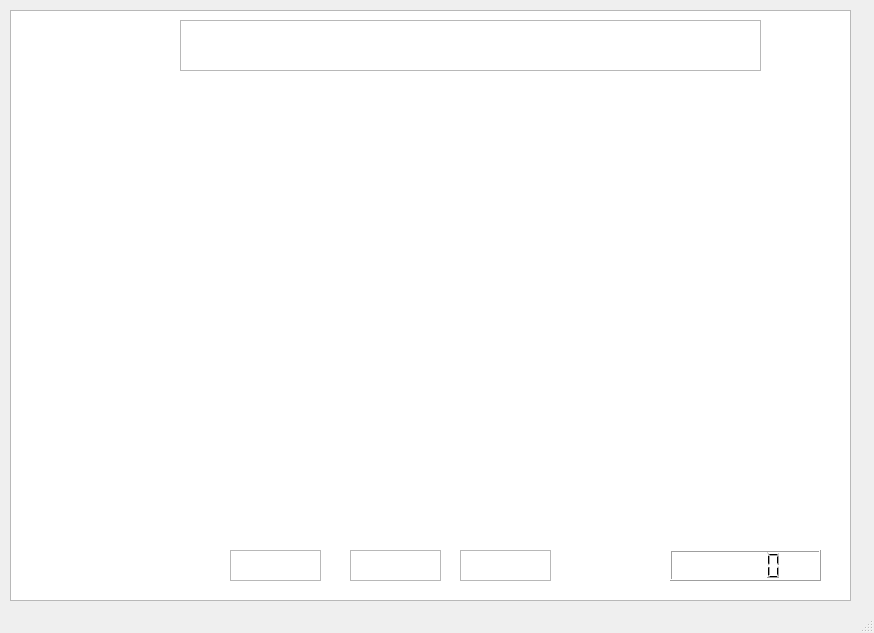
Before: the Qt Designer form mainwindow.ui in gabriellopera/proyectofinal, drawn with Qt 5.
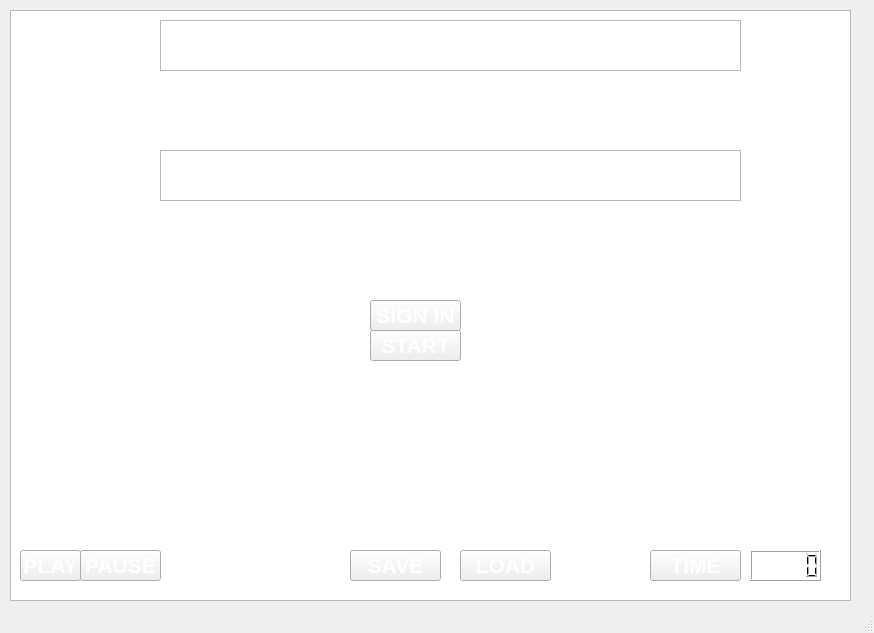
After: the same form once the commit is applied. Icons and pictures are not drawn.

```diff
--- a/mainwindow.ui
+++ b/mainwindow.ui
@@ -13,6 +13,9 @@
   <property name="windowTitle">
    <string>MainWindow</string>
   </property>
+  <property name="styleSheet">
+   <string notr="true">background-image: url(:/images/universo2.jpg);</string>
+  </property>
   <widget class="QWidget" name="centralwidget">
    <widget class="QGraphicsView" name="graphicsView">
     <property name="geometry">
@@ -27,9 +30,9 @@
    <widget class="QLCDNumber" name="lcdNumber">
     <property name="geometry">
      <rect>
-      <x>670</x>
+      <x>750</x>
       <y>550</y>
-      <width>151</width>
+      <width>71</width>
       <height>31</height>
      </rect>
     </property>
@@ -190,53 +193,11 @@
     <property name="whatsThis">
      <string>&lt;html&gt;&lt;head/&gt;&lt;body&gt;&lt;p&gt;&lt;br/&gt;&lt;/p&gt;&lt;/body&gt;&lt;/html&gt;</string>
     </property>
-    <property name="styleSheet">
-     <string notr="true">background-image: url(:/images/time.jpg);</string>
-    </property>
-   </widget>
-   <widget class="QTextBrowser" name="textBrowser">
-    <property name="geometry">
-     <rect>
-      <x>460</x>
-      <y>550</y>
-      <width>91</width>
-      <height>31</height>
-     </rect>
-    </property>
-    <property name="styleSheet">
-     <string notr="true">background-image: url(:/images/load.jpg);</string>
-    </property>
-   </widget>
-   <widget class="QTextBrowser" name="textBrowser_2">
-    <property name="geometry">
-     <rect>
-      <x>350</x>
-      <y>550</y>
-      <width>91</width>
-      <height>31</height>
-     </rect>
-    </property>
-    <property name="styleSheet">
-     <string notr="true">background-image: url(:/images/save.jpg);</string>
-    </property>
-   </widget>
-   <widget class="QTextBrowser" name="textBrowser_3">
-    <property name="geometry">
-     <rect>
-      <x>230</x>
-      <y>550</y>
-      <width>91</width>
-      <height>31</height>
-     </rect>
-    </property>
-    <property name="styleSheet">
-     <string notr="true">background-image: url(:/images/start.jpg);</string>
-    </property>
    </widget>
    <widget class="QTextBrowser" name="textBrowser_4">
     <property name="geometry">
      <rect>
-      <x>180</x>
+      <x>160</x>
       <y>20</y>
       <width>581</width>
       <height>51</height>
@@ -246,6 +207,796 @@
      <string notr="true">background-image: url(:/images/space.jpg);</string>
     </property>
    </widget>
+   <widget class="QTextBrowser" name="textBrowser_5">
+    <property name="geometry">
+     <rect>
+      <x>160</x>
+      <y>150</y>
+      <width>581</width>
+      <height>51</height>
+     </rect>
+    </property>
+    <property name="styleSheet">
+     <string notr="true">background-image: url(:/images/space.jpg);</string>
+    </property>
+   </widget>
+   <widget class="QPushButton" name="pushButton">
+    <property name="geometry">
+     <rect>
+      <x>370</x>
+      <y>330</y>
+      <width>91</width>
+      <height>31</height>
+     </rect>
+    </property>
+    <property name="palette">
+     <palette>
+      <active>
+       <colorrole role="Text">
+        <brush brushstyle="SolidPattern">
+         <color alpha="255">
+          <red>254</red>
+          <green>254</green>
+          <blue>254</blue>
+         </color>
+        </brush>
+       </colorrole>
+       <colorrole role="ButtonText">
+        <brush brushstyle="SolidPattern">
+         <color alpha="255">
+          <red>255</red>
+          <green>255</green>
+          <blue>255</blue>
+         </color>
+        </brush>
+       </colorrole>
+       <colorrole role="PlaceholderText">
+        <brush brushstyle="SolidPattern">
+         <color alpha="128">
+          <red>254</red>
+          <green>254</green>
+          <blue>254</blue>
+         </color>
+        </brush>
+       </colorrole>
+      </active>
+      <inactive>
+       <colorrole role="Text">
+        <brush brushstyle="SolidPattern">
+         <color alpha="255">
+          <red>254</red>
+          <green>254</green>
+          <blue>254</blue>
+         </color>
+        </brush>
+       </colorrole>
+       <colorrole role="ButtonText">
+        <brush brushstyle="SolidPattern">
+         <color alpha="255">
+          <red>255</red>
+          <green>255</green>
+          <blue>255</blue>
+         </color>
+        </brush>
+       </colorrole>
+       <colorrole role="PlaceholderText">
+        <brush brushstyle="SolidPattern">
+         <color alpha="128">
+          <red>254</red>
+          <green>254</green>
+          <blue>254</blue>
+         </color>
+        </brush>
+       </colorrole>
+      </inactive>
+      <disabled>
+       <colorrole role="Text">
+        <brush brushstyle="SolidPattern">
+         <color alpha="255">
+          <red>120</red>
+          <green>120</green>
+          <blue>120</blue>
+         </color>
+        </brush>
+       </colorrole>
+       <colorrole role="ButtonText">
+        <brush brushstyle="SolidPattern">
+         <color alpha="255">
+          <red>120</red>
+          <green>120</green>
+          <blue>120</blue>
+         </color>
+        </brush>
+       </colorrole>
+       <colorrole role="PlaceholderText">
+        <brush brushstyle="SolidPattern">
+         <color alpha="128">
+          <red>0</red>
+          <green>0</green>
+          <blue>0</blue>
+         </color>
+        </brush>
+       </colorrole>
+      </disabled>
+     </palette>
+    </property>
+    <property name="font">
+     <font>
+      <pointsize>16</pointsize>
+      <weight>75</weight>
+      <bold>true</bold>
+     </font>
+    </property>
+    <property name="text">
+     <string>START</string>
+    </property>
+   </widget>
+   <widget class="QPushButton" name="pushButton_2">
+    <property name="geometry">
+     <rect>
+      <x>370</x>
+      <y>300</y>
+      <width>91</width>
+      <height>31</height>
+     </rect>
+    </property>
+    <property name="palette">
+     <palette>
+      <active>
+       <colorrole role="Text">
+        <brush brushstyle="SolidPattern">
+         <color alpha="255">
+          <red>254</red>
+          <green>254</green>
+          <blue>254</blue>
+         </color>
+        </brush>
+       </colorrole>
+       <colorrole role="ButtonText">
+        <brush brushstyle="SolidPattern">
+         <color alpha="255">
+          <red>255</red>
+          <green>255</green>
+          <blue>255</blue>
+         </color>
+        </brush>
+       </colorrole>
+       <colorrole role="PlaceholderText">
+        <brush brushstyle="SolidPattern">
+         <color alpha="128">
+          <red>254</red>
+          <green>254</green>
+          <blue>254</blue>
+         </color>
+        </brush>
+       </colorrole>
+      </active>
+      <inactive>
+       <colorrole role="Text">
+        <brush brushstyle="SolidPattern">
+         <color alpha="255">
+          <red>254</red>
+          <green>254</green>
+          <blue>254</blue>
+         </color>
+        </brush>
+       </colorrole>
+       <colorrole role="ButtonText">
+        <brush brushstyle="SolidPattern">
+         <color alpha="255">
+          <red>255</red>
+          <green>255</green>
+          <blue>255</blue>
+         </color>
+        </brush>
+       </colorrole>
+       <colorrole role="PlaceholderText">
+        <brush brushstyle="SolidPattern">
+         <color alpha="128">
+          <red>254</red>
+          <green>254</green>
+          <blue>254</blue>
+         </color>
+        </brush>
+       </colorrole>
+      </inactive>
+      <disabled>
+       <colorrole role="Text">
+        <brush brushstyle="SolidPattern">
+         <color alpha="255">
+          <red>120</red>
+          <green>120</green>
+          <blue>120</blue>
+         </color>
+        </brush>
+       </colorrole>
+       <colorrole role="ButtonText">
+        <brush brushstyle="SolidPattern">
+         <color alpha="255">
+          <red>120</red>
+          <green>120</green>
+          <blue>120</blue>
+         </color>
+        </brush>
+       </colorrole>
+       <colorrole role="PlaceholderText">
+        <brush brushstyle="SolidPattern">
+         <color alpha="128">
+          <red>0</red>
+          <green>0</green>
+          <blue>0</blue>
+         </color>
+        </brush>
+       </colorrole>
+      </disabled>
+     </palette>
+    </property>
+    <property name="font">
+     <font>
+      <pointsize>16</pointsize>
+      <weight>75</weight>
+      <bold>true</bold>
+     </font>
+    </property>
+    <property name="text">
+     <string>SIGN IN</string>
+    </property>
+   </widget>
+   <widget class="QPushButton" name="pushButton_3">
+    <property name="geometry">
+     <rect>
+      <x>350</x>
+      <y>550</y>
+      <width>91</width>
+      <height>31</height>
+     </rect>
+    </property>
+    <property name="palette">
+     <palette>
+      <active>
+       <colorrole role="Text">
+        <brush brushstyle="SolidPattern">
+         <color alpha="255">
+          <red>254</red>
+          <green>254</green>
+          <blue>254</blue>
+         </color>
+        </brush>
+       </colorrole>
+       <colorrole role="ButtonText">
+        <brush brushstyle="SolidPattern">
+         <color alpha="255">
+          <red>255</red>
+          <green>255</green>
+          <blue>255</blue>
+         </color>
+        </brush>
+       </colorrole>
+       <colorrole role="PlaceholderText">
+        <brush brushstyle="SolidPattern">
+         <color alpha="128">
+          <red>254</red>
+          <green>254</green>
+          <blue>254</blue>
+         </color>
+        </brush>
+       </colorrole>
+      </active>
+      <inactive>
+       <colorrole role="Text">
+        <brush brushstyle="SolidPattern">
+         <color alpha="255">
+          <red>254</red>
+          <green>254</green>
+          <blue>254</blue>
+         </color>
+        </brush>
+       </colorrole>
+       <colorrole role="ButtonText">
+        <brush brushstyle="SolidPattern">
+         <color alpha="255">
+          <red>255</red>
+          <green>255</green>
+          <blue>255</blue>
+         </color>
+        </brush>
+       </colorrole>
+       <colorrole role="PlaceholderText">
+        <brush brushstyle="SolidPattern">
+         <color alpha="128">
+          <red>254</red>
+          <green>254</green>
+          <blue>254</blue>
+         </color>
+        </brush>
+       </colorrole>
+      </inactive>
+      <disabled>
+       <colorrole role="Text">
+        <brush brushstyle="SolidPattern">
+         <color alpha="255">
+          <red>120</red>
+          <green>120</green>
+          <blue>120</blue>
+         </color>
+        </brush>
+       </colorrole>
+       <colorrole role="ButtonText">
+        <brush brushstyle="SolidPattern">
+         <color alpha="255">
+          <red>120</red>
+          <green>120</green>
+          <blue>120</blue>
+         </color>
+        </brush>
+       </colorrole>
+       <colorrole role="PlaceholderText">
+        <brush brushstyle="SolidPattern">
+         <color alpha="128">
+          <red>0</red>
+          <green>0</green>
+          <blue>0</blue>
+         </color>
+        </brush>
+       </colorrole>
+      </disabled>
+     </palette>
+    </property>
+    <property name="font">
+     <font>
+      <pointsize>16</pointsize>
+      <weight>75</weight>
+      <bold>true</bold>
+     </font>
+    </property>
+    <property name="text">
+     <string>SAVE</string>
+    </property>
+   </widget>
+   <widget class="QPushButton" name="pushButton_4">
+    <property name="geometry">
+     <rect>
+      <x>460</x>
+      <y>550</y>
+      <width>91</width>
+      <height>31</height>
+     </rect>
+    </property>
+    <property name="palette">
+     <palette>
+      <active>
+       <colorrole role="Text">
+        <brush brushstyle="SolidPattern">
+         <color alpha="255">
+          <red>254</red>
+          <green>254</green>
+          <blue>254</blue>
+         </color>
+        </brush>
+       </colorrole>
+       <colorrole role="ButtonText">
+        <brush brushstyle="SolidPattern">
+         <color alpha="255">
+          <red>255</red>
+          <green>255</green>
+          <blue>255</blue>
+         </color>
+        </brush>
+       </colorrole>
+       <colorrole role="PlaceholderText">
+        <brush brushstyle="SolidPattern">
+         <color alpha="128">
+          <red>254</red>
+          <green>254</green>
+          <blue>254</blue>
+         </color>
+        </brush>
+       </colorrole>
+      </active>
+      <inactive>
+       <colorrole role="Text">
+        <brush brushstyle="SolidPattern">
+         <color alpha="255">
+          <red>254</red>
+          <green>254</green>
+          <blue>254</blue>
+         </color>
+        </brush>
+       </colorrole>
+       <colorrole role="ButtonText">
+        <brush brushstyle="SolidPattern">
+         <color alpha="255">
+          <red>255</red>
+          <green>255</green>
+          <blue>255</blue>
+         </color>
+        </brush>
+       </colorrole>
+       <colorrole role="PlaceholderText">
+        <brush brushstyle="SolidPattern">
+         <color alpha="128">
+          <red>254</red>
+          <green>254</green>
+          <blue>254</blue>
+         </color>
+        </brush>
+       </colorrole>
+      </inactive>
+      <disabled>
+       <colorrole role="Text">
+        <brush brushstyle="SolidPattern">
+         <color alpha="255">
+          <red>120</red>
+          <green>120</green>
+          <blue>120</blue>
+         </color>
+        </brush>
+       </colorrole>
+       <colorrole role="ButtonText">
+        <brush brushstyle="SolidPattern">
+         <color alpha="255">
+          <red>120</red>
+          <green>120</green>
+          <blue>120</blue>
+         </color>
+        </brush>
+       </colorrole>
+       <colorrole role="PlaceholderText">
+        <brush brushstyle="SolidPattern">
+         <color alpha="128">
+          <red>0</red>
+          <green>0</green>
+          <blue>0</blue>
+         </color>
+        </brush>
+       </colorrole>
+      </disabled>
+     </palette>
+    </property>
+    <property name="font">
+     <font>
+      <pointsize>16</pointsize>
+      <weight>75</weight>
+      <bold>true</bold>
+     </font>
+    </property>
+    <property name="text">
+     <string>LOAD</string>
+    </property>
+   </widget>
+   <widget class="QPushButton" name="pushButton_5">
+    <property name="geometry">
+     <rect>
+      <x>650</x>
+      <y>550</y>
+      <width>91</width>
+      <height>31</height>
+     </rect>
+    </property>
+    <property name="palette">
+     <palette>
+      <active>
+       <colorrole role="Text">
+        <brush brushstyle="SolidPattern">
+         <color alpha="255">
+          <red>254</red>
+          <green>254</green>
+          <blue>254</blue>
+         </color>
+        </brush>
+       </colorrole>
+       <colorrole role="ButtonText">
+        <brush brushstyle="SolidPattern">
+         <color alpha="255">
+          <red>255</red>
+          <green>255</green>
+          <blue>255</blue>
+         </color>
+        </brush>
+       </colorrole>
+       <colorrole role="PlaceholderText">
+        <brush brushstyle="SolidPattern">
+         <color alpha="128">
+          <red>254</red>
+          <green>254</green>
+          <blue>254</blue>
+         </color>
+        </brush>
+       </colorrole>
+      </active>
+      <inactive>
+       <colorrole role="Text">
+        <brush brushstyle="SolidPattern">
+         <color alpha="255">
+          <red>254</red>
+          <green>254</green>
+          <blue>254</blue>
+         </color>
+        </brush>
+       </colorrole>
+       <colorrole role="ButtonText">
+        <brush brushstyle="SolidPattern">
+         <color alpha="255">
+          <red>255</red>
+          <green>255</green>
+          <blue>255</blue>
+         </color>
+        </brush>
+       </colorrole>
+       <colorrole role="PlaceholderText">
+        <brush brushstyle="SolidPattern">
+         <color alpha="128">
+          <red>254</red>
+          <green>254</green>
+          <blue>254</blue>
+         </color>
+        </brush>
+       </colorrole>
+      </inactive>
+      <disabled>
+       <colorrole role="Text">
+        <brush brushstyle="SolidPattern">
+         <color alpha="255">
+          <red>120</red>
+          <green>120</green>
+          <blue>120</blue>
+         </color>
+        </brush>
+       </colorrole>
+       <colorrole role="ButtonText">
+        <brush brushstyle="SolidPattern">
+         <color alpha="255">
+          <red>120</red>
+          <green>120</green>
+          <blue>120</blue>
+         </color>
+        </brush>
+       </colorrole>
+       <colorrole role="PlaceholderText">
+        <brush brushstyle="SolidPattern">
+         <color alpha="128">
+          <red>0</red>
+          <green>0</green>
+          <blue>0</blue>
+         </color>
+        </brush>
+       </colorrole>
+      </disabled>
+     </palette>
+    </property>
+    <property name="font">
+     <font>
+      <pointsize>16</pointsize>
+      <weight>75</weight>
+      <bold>true</bold>
+     </font>
+    </property>
+    <property name="text">
+     <string>TIME</string>
+    </property>
+   </widget>
+   <widget class="QPushButton" name="pushButton_6">
+    <property name="geometry">
+     <rect>
+      <x>20</x>
+      <y>550</y>
+      <width>61</width>
+      <height>31</height>
+     </rect>
+    </property>
+    <property name="palette">
+     <palette>
+      <active>
+       <colorrole role="Text">
+        <brush brushstyle="SolidPattern">
+         <color alpha="255">
+          <red>254</red>
+          <green>254</green>
+          <blue>254</blue>
+         </color>
+        </brush>
+       </colorrole>
+       <colorrole role="ButtonText">
+        <brush brushstyle="SolidPattern">
+         <color alpha="255">
+          <red>255</red>
+          <green>255</green>
+          <blue>255</blue>
+         </color>
+        </brush>
+       </colorrole>
+       <colorrole role="PlaceholderText">
+        <brush brushstyle="SolidPattern">
+         <color alpha="128">
+          <red>254</red>
+          <green>254</green>
+          <blue>254</blue>
+         </color>
+        </brush>
+       </colorrole>
+      </active>
+      <inactive>
+       <colorrole role="Text">
+        <brush brushstyle="SolidPattern">
+         <color alpha="255">
+          <red>254</red>
+          <green>254</green>
+          <blue>254</blue>
+         </color>
+        </brush>
+       </colorrole>
+       <colorrole role="ButtonText">
+        <brush brushstyle="SolidPattern">
+         <color alpha="255">
+          <red>255</red>
+          <green>255</green>
+          <blue>255</blue>
+         </color>
+        </brush>
+       </colorrole>
+       <colorrole role="PlaceholderText">
+        <brush brushstyle="SolidPattern">
+         <color alpha="128">
+          <red>254</red>
+          <green>254</green>
+          <blue>254</blue>
+         </color>
+        </brush>
+       </colorrole>
+      </inactive>
+      <disabled>
+       <colorrole role="Text">
+        <brush brushstyle="SolidPattern">
+         <color alpha="255">
+          <red>120</red>
+          <green>120</green>
+          <blue>120</blue>
+         </color>
+        </brush>
+       </colorrole>
+       <colorrole role="ButtonText">
+        <brush brushstyle="SolidPattern">
+         <color alpha="255">
+          <red>120</red>
+          <green>120</green>
+          <blue>120</blue>
+         </color>
+        </brush>
+       </colorrole>
+       <colorrole role="PlaceholderText">
+        <brush brushstyle="SolidPattern">
+         <color alpha="128">
+          <red>0</red>
+          <green>0</green>
+          <blue>0</blue>
+         </color>
+        </brush>
+       </colorrole>
+      </disabled>
+     </palette>
+    </property>
+    <property name="font">
+     <font>
+      <pointsize>16</pointsize>
+      <weight>75</weight>
+      <bold>true</bold>
+     </font>
+    </property>
+    <property name="text">
+     <string>PLAY</string>
+    </property>
+   </widget>
+   <widget class="QPushButton" name="pushButton_7">
+    <property name="geometry">
+     <rect>
+      <x>80</x>
+      <y>550</y>
+      <width>81</width>
+      <height>31</height>
+     </rect>
+    </property>
+    <property name="palette">
+     <palette>
+      <active>
+       <colorrole role="Text">
+        <brush brushstyle="SolidPattern">
+         <color alpha="255">
+          <red>254</red>
+          <green>254</green>
+          <blue>254</blue>
+         </color>
+        </brush>
+       </colorrole>
+       <colorrole role="ButtonText">
+        <brush brushstyle="SolidPattern">
+         <color alpha="255">
+          <red>255</red>
+          <green>255</green>
+          <blue>255</blue>
+         </color>
+        </brush>
+       </colorrole>
+       <colorrole role="PlaceholderText">
+        <brush brushstyle="SolidPattern">
+         <color alpha="128">
+          <red>254</red>
+          <green>254</green>
+          <blue>254</blue>
+         </color>
+        </brush>
+       </colorrole>
+      </active>
+      <inactive>
+       <colorrole role="Text">
+        <brush brushstyle="SolidPattern">
+         <color alpha="255">
+          <red>254</red>
+          <green>254</green>
+          <blue>254</blue>
+         </color>
+        </brush>
+       </colorrole>
+       <colorrole role="ButtonText">
+        <brush brushstyle="SolidPattern">
+         <color alpha="255">
+          <red>255</red>
+          <green>255</green>
+          <blue>255</blue>
+         </color>
+        </brush>
+       </colorrole>
+       <colorrole role="PlaceholderText">
+        <brush brushstyle="SolidPattern">
+         <color alpha="128">
+          <red>254</red>
+          <green>254</green>
+          <blue>254</blue>
+         </color>
+        </brush>
+       </colorrole>
+      </inactive>
+      <disabled>
+       <colorrole role="Text">
+        <brush brushstyle="SolidPattern">
+         <color alpha="255">
+          <red>120</red>
+          <green>120</green>
+          <blue>120</blue>
+         </color>
+        </brush>
+       </colorrole>
+       <colorrole role="ButtonText">
+        <brush brushstyle="SolidPattern">
+         <color alpha="255">
+          <red>120</red>
+          <green>120</green>
+          <blue>120</blue>
+         </color>
+        </brush>
+       </colorrole>
+       <colorrole role="PlaceholderText">
+        <brush brushstyle="SolidPattern">
+         <color alpha="128">
+          <red>0</red>
+          <green>0</green>
+          <blue>0</blue>
+         </color>
+        </brush>
+       </colorrole>
+      </disabled>
+     </palette>
+    </property>
+    <property name="font">
+     <font>
+      <pointsize>16</pointsize>
+      <weight>75</weight>
+      <bold>true</bold>
+     </font>
+    </property>
+    <property name="text">
+     <string>PAUSE</string>
+    </property>
+   </widget>
   </widget>
   <widget class="QMenuBar" name="menubar">
    <property name="geometry">
```
